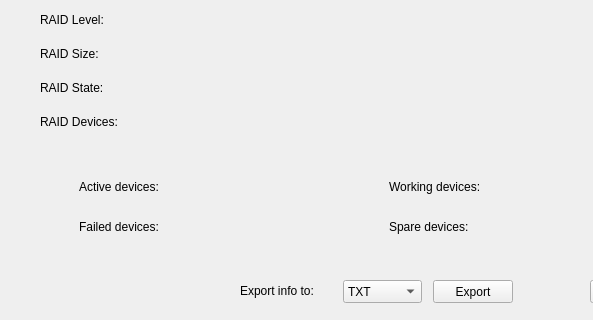
This is UI/info.ui in adrianlopezgalera/RAID-Manager as Qt 5 draws it before an edit; both pictures show x 0 to 593 and y 160 to 480 of the 720 by 480 pixel window. The edited form follows.
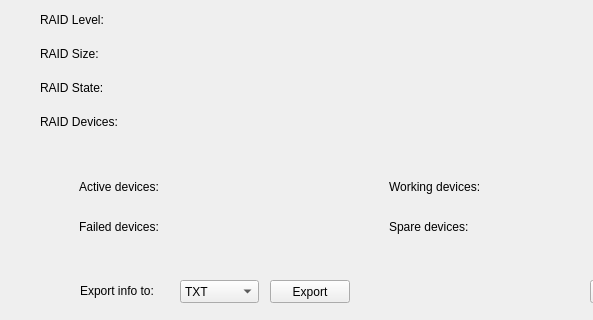
This is the edited form.

```diff
--- a/UI/info.ui
+++ b/UI/info.ui
@@ -410,7 +410,7 @@
   <widget class="QPushButton" name="export_button">
    <property name="geometry">
     <rect>
-     <x>433</x>
+     <x>270</x>
      <y>440</y>
      <width>80</width>
      <height>23</height>
@@ -423,7 +423,7 @@
   <widget class="QComboBox" name="export_selector">
    <property name="geometry">
     <rect>
-     <x>343</x>
+     <x>180</x>
      <y>440</y>
      <width>79</width>
      <height>23</height>
@@ -443,7 +443,7 @@
   <widget class="QLabel" name="export_label">
    <property name="geometry">
     <rect>
-     <x>240</x>
+     <x>80</x>
      <y>440</y>
      <width>91</width>
      <height>21</height>
```
